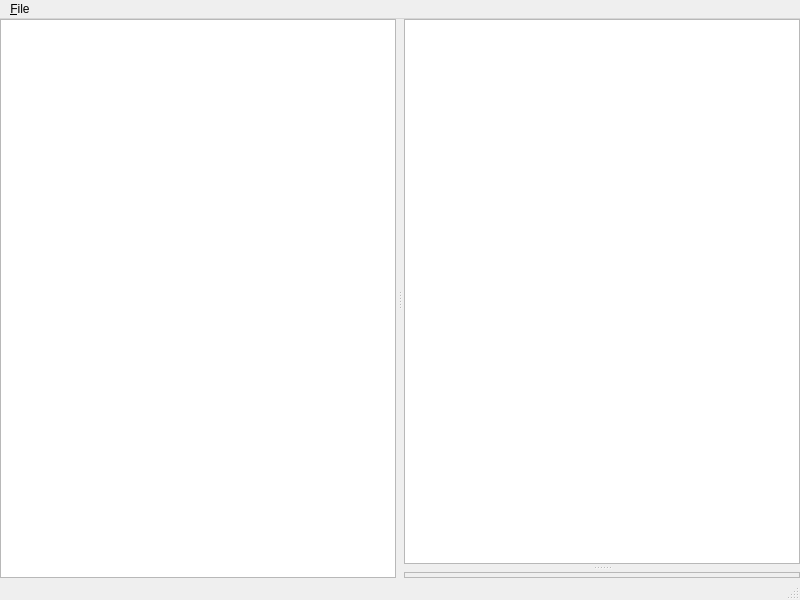
Before: the Qt Designer form client-desktop/src/MainWindow.ui in zappatic/ZapFeedReader, drawn with Qt 5.
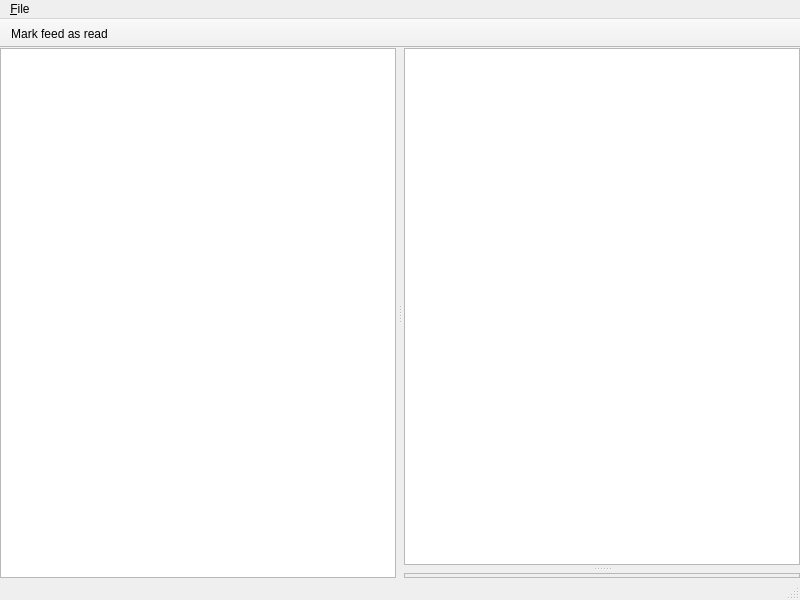
After: the same form once the commit is applied. Custom widgets are drawn as their Qt base class.

Commit message: Add toolbar with 'mark all as read' action

The edit to the form file:
```diff
--- a/client-desktop/src/MainWindow.ui
+++ b/client-desktop/src/MainWindow.ui
@@ -145,6 +145,36 @@
    <addaction name="menu_File"/>
   </widget>
   <widget class="QStatusBar" name="statusbar"/>
+  <widget class="QToolBar" name="toolBar">
+   <property name="windowTitle">
+    <string>toolBar</string>
+   </property>
+   <property name="movable">
+    <bool>false</bool>
+   </property>
+   <property name="allowedAreas">
+    <set>Qt::TopToolBarArea</set>
+   </property>
+   <property name="iconSize">
+    <size>
+     <width>28</width>
+     <height>28</height>
+    </size>
+   </property>
+   <property name="toolButtonStyle">
+    <enum>Qt::ToolButtonTextBesideIcon</enum>
+   </property>
+   <property name="floatable">
+    <bool>false</bool>
+   </property>
+   <attribute name="toolBarArea">
+    <enum>TopToolBarArea</enum>
+   </attribute>
+   <attribute name="toolBarBreak">
+    <bool>false</bool>
+   </attribute>
+   <addaction name="action_Mark_feed_as_read"/>
+  </widget>
   <action name="action_Add_source">
    <property name="text">
     <string>Add &amp;source...</string>
@@ -160,6 +190,14 @@
     <string>&amp;Import OPML...</string>
    </property>
   </action>
+  <action name="action_Mark_feed_as_read">
+   <property name="text">
+    <string>Mark feed as read</string>
+   </property>
+   <property name="toolTip">
+    <string>Mark feed as read</string>
+   </property>
+  </action>
  </widget>
  <customwidgets>
   <customwidget>
```
The commit also changes 8 other files.
